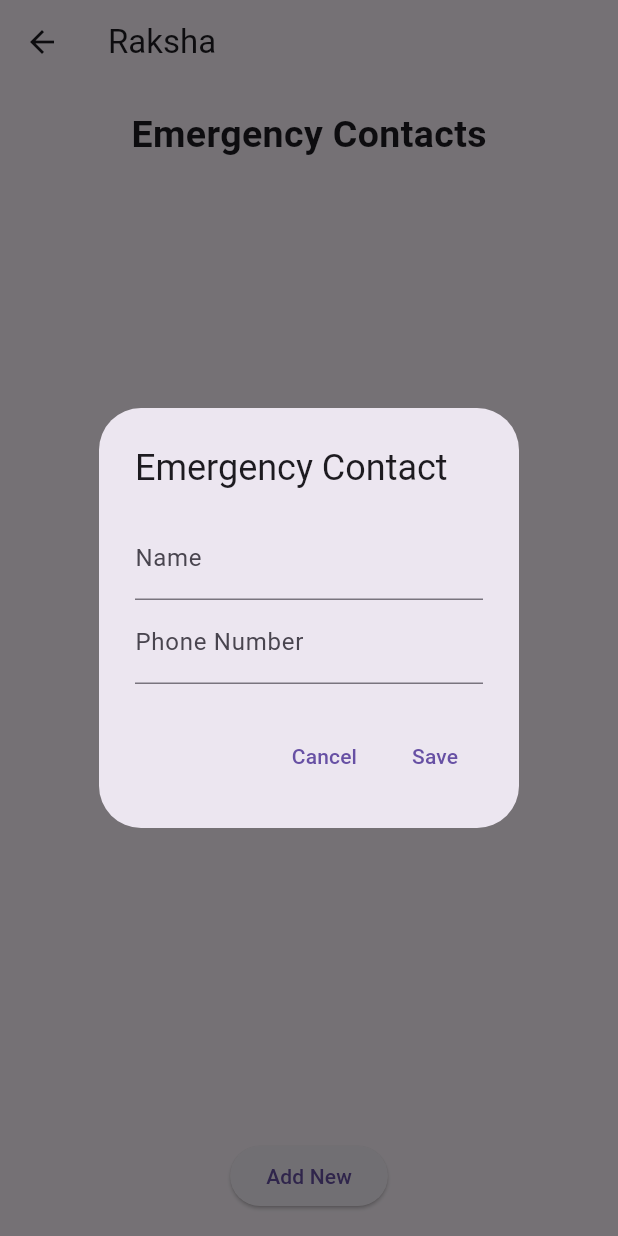
After one commit to TERRA2k5/Raksha, a Flutter app: the Contacts screen opened directly, after a tap on "Add New", on a phone screen of 412 x 824 dp. The commit adds this screen. Run offline on Flutter 3.47's test engine with Material 3 defaults, Android fonts, the phone set to English and light mode, and no system bars; our stand-ins replace firebase_auth, firebase_core, floor, fluttertoast, sqflite; accounts and stored records are empty; generated files the repository leaves out were written again.

Commit message:
Emergency contacts

```diff
--- /dev/null
+++ b/lib/Contacts.dart
@@ -0,0 +1,141 @@
+import 'package:Raksha/entity/Model.dart';
+import 'package:Raksha/repository/FloorRespository.dart';
+import 'package:flutter/cupertino.dart';
+import 'package:flutter/material.dart';
+import 'package:fluttertoast/fluttertoast.dart';
+
+class Contacts extends StatefulWidget {
+
+  @override
+  _ContactSatate createState() => _ContactSatate();
+}
+
+class _ContactSatate extends State<Contacts> {
+
+  final repository = FloorRepository();
+  List<EmergencyContact> contacts = [];
+
+  @override
+  void initState() {
+    super.initState();
+    _loadContacts();
+  }
+
+  Future<void> _loadContacts() async {
+    final fetchedContacts = await repository.getContacts();
+    if (fetchedContacts != null) {
+      setState(() {
+        contacts = fetchedContacts;
+      });
+    }
+  }
+
+  Future<void> _deleteContact(EmergencyContact contact) async {
+    await repository.deleteContact(contact.id);
+    _loadContacts();
+  }
+
+  Future<void> _addContact(String name, String phoneNumber) async {
+    await repository.insertContact(name, phoneNumber);
+    _loadContacts();
+  }
+
+
+  @override
+  Widget build(BuildContext context) {
+    return Scaffold(
+      appBar: AppBar(title: Text('Raksha'),),
+
+      body: Padding(padding: EdgeInsets.all(16),
+        child: Center(
+          child: Column(
+            children: [
+              const Text('Emergency Contacts',
+                style: TextStyle(fontWeight: FontWeight.bold, fontSize: 25),),
+             const SizedBox(height: 50),
+             Flexible(
+               fit: FlexFit.loose,
+               child: ListView.builder(
+               itemCount: contacts.length,
+               itemBuilder: (context, index) {
+                 final contact = contacts[index];
+                 return Card(
+                   child: ListTile(
+                     title: Text(contact.contactName , style: const TextStyle(fontSize: 20, fontWeight: FontWeight.bold),),
+                     subtitle: Text(contact.phoneNumber),
+                     trailing: IconButton(
+                       icon: Icon(Icons.delete, color: Colors.red[900]),
+                       onPressed: () {
+                         _deleteContact(contact);
+                       },
+                     ),
+                   ),
+                 );
+               },
+             ),),
+              const SizedBox(height: 30,),
+              ElevatedButton(onPressed: () {
+                _openDialogBox(context);
+                // Fluttertoast.showToast(msg: contacts[0].contactName.toString());
+              }, child: const Text('Add New'))
+            ],
+          ),
+        ),),
+    );
+  }
+
+  Future<void> _openDialogBox(BuildContext context) {
+    final TextEditingController nameController = TextEditingController();
+    final TextEditingController phoneController = TextEditingController();
+
+    return showDialog(context: context, builder: (context) {
+      return AlertDialog(title: const Text('Emergency Contact'),
+        content: Column(
+          mainAxisAlignment: MainAxisAlignment.center,
+          mainAxisSize: MainAxisSize.min,
+          children: [
+            TextField(
+              controller: nameController,
+              decoration: const InputDecoration(labelText: "Name"),
+            ),
+            TextField(
+              controller: phoneController,
+              decoration: const InputDecoration(labelText: "Phone Number"),
+              keyboardType: TextInputType.phone,
+            ),
+          ],
+        ),
+        actions: [
+          TextButton(
+            onPressed: () => Navigator.pop(context),
+            child: Text("Cancel"),
+          ),
+          TextButton(
+            onPressed: () {
+              final name = nameController.text;
+              final phone = phoneController.text;
+
+              if (name.isNotEmpty && phone.isNotEmpty) {
+                if(phone.length == 10){
+                  _addContact(name, phone);
+                  Navigator.pop(context);
+                }
+                else{
+                  ScaffoldMessenger.of(context).showSnackBar(
+                    const SnackBar(content: Text("Enter valid phone number.")),
+                  );
+                }
+              } else {
+                ScaffoldMessenger.of(context).showSnackBar(
+                  const SnackBar(content: Text("Please fill all fields")),
+                );
+              }
+            },
+            child: Text("Save"),
+          ),
+        ],
+      );
+    });
+  }
+
+}
--- a/lib/Details.dart
+++ b/lib/Details.dart
@@ -1,8 +1,9 @@
 import 'package:Raksha/HomePage.dart';
-import 'package:Raksha/entity/DetailsDatabase.dart';
-import 'package:Raksha/entity/PersonalDetails.dart';
+import 'package:Raksha/entity/Database.dart';
+import 'package:Raksha/entity/Model.dart';
 import 'package:Raksha/repository/FloorRespository.dart';
 import 'package:flutter/material.dart';
+import 'Contacts.dart';
 import 'services/firebase_auth.dart';
 
 class Details extends StatefulWidget {
@@ -160,9 +161,9 @@ class _DetailState extends State<Details> {
                     );
                   } else {
                     repository.insertPerson(name, age, dob, height, weight, address, allergies, medicalnotes, medicines, bloodgrp);
-                    Navigator.pushReplacement(
+                    Navigator.push(
                       context,
-                      MaterialPageRoute(builder: (context) => HomePage()),
+                      MaterialPageRoute(builder: (context) => Contacts()),
                     );
                   }
                 },
--- a/lib/HomePage.dart
+++ b/lib/HomePage.dart
@@ -1,4 +1,4 @@
-import 'package:Raksha/entity/PersonalDetails.dart';
+import 'package:Raksha/entity/Model.dart';
 import 'package:Raksha/repository/FloorRespository.dart';
 import 'package:firebase_auth/firebase_auth.dart';
 import 'package:flutter/material.dart';
--- a/lib/entity/PersonalDetails.dart
+++ b/lib/entity/Model.dart
@@ -11,3 +11,13 @@ class PersonalDetails {
 
   PersonalDetails(this.id, this.name , this.age , this.DOB , this.height, this.weight , this.address , this.allergies, this.medicalnotes, this.medicines, this.bloodgrp);
 }
+
+@Entity(tableName: 'EmergencyContacts')
+class EmergencyContact {
+  @PrimaryKey(autoGenerate: true)
+  final int? id;
+  final String contactName;
+  final String phoneNumber;
+
+  EmergencyContact(this.id, this.contactName, this.phoneNumber);
+}
--- a/lib/main.dart
+++ b/lib/main.dart
@@ -1,3 +1,4 @@
+import 'package:Raksha/Contacts.dart';
 import 'package:Raksha/Details.dart';
 import 'package:firebase_core/firebase_core.dart';
 import 'package:flutter/material.dart';
@@ -49,6 +50,7 @@ class AuthHandler extends StatelessWidget {
           return HomePage();
         }
         return const SignUp();
+        // return Contacts();
       },
     );
   }
--- a/lib/repository/FloorRespository.dart
+++ b/lib/repository/FloorRespository.dart
@@ -1,8 +1,8 @@
 import 'package:flutter/material.dart';
 import 'package:fluttertoast/fluttertoast.dart';
 
-import '../entity/DetailsDatabase.dart';
-import '../entity/PersonalDetails.dart';
+import '../entity/Database.dart';
+import '../entity/Model.dart';
 
 class FloorRepository{
 
@@ -25,7 +25,7 @@ class FloorRepository{
       await personDao.insertOrUpdateUser(person);
     }
     catch(e){
-      Fluttertoast.showToast(msg: 'Something went wrong');
+      Fluttertoast.showToast(msg: 'Saving Details Failed $e');
     }
   }
 
@@ -37,9 +37,49 @@ class FloorRepository{
       personData = await personDao.getUserDetails(1);  // Await the future
       return personData;
     } catch (e) {
-      Fluttertoast.showToast(msg: 'Something went wrong');
+      Fluttertoast.showToast(msg: 'Fetching Details Failed $e');
       return null;
     }
   }
 
+  Future<void> insertContact(
+      String name,
+      String phone
+      ) async {
+    try {
+      final database = await $FloorDetailsDatabase.databaseBuilder(
+          'app_database.db').build();
+      final contactDAO = database.emergencyContactsDao;
+      final contact = EmergencyContact(null, name, phone);
+      await contactDAO.insertEmergencyContact(contact);
+    }
+    catch (e) {
+      Fluttertoast.showToast(msg: 'Saving Contact Failed $e');
+    }
+  }
+
+  Future<List<EmergencyContact>?> getContacts() async {
+    final List<EmergencyContact>? contacts;
+    try {
+      final database = await $FloorDetailsDatabase.databaseBuilder('app_database.db').build();
+      final contactDAO = database.emergencyContactsDao;
+      contacts = await contactDAO.getAllEmergencyContacts();
+      return contacts;
+    } catch (e) {
+      Fluttertoast.showToast(msg: 'Fetching Details Failed $e');
+      return [];
+    }
+  }
+
+  Future<void> deleteContact(int? id) async {
+    try {
+      final database =
+      await $FloorDetailsDatabase.databaseBuilder('app_database.db').build();
+      final contactDao = database.emergencyContactsDao;
+
+      await contactDao.deleteContact(id!);
+    } catch (e) {
+      Fluttertoast.showToast(msg: 'Error deleting contact $e');
+    }
+  }
 }
```
Also changed, not shown: lib/entity/DAO.dart (added, +27 -0 lines), lib/entity/Database.dart (added, +15 -0 lines), lib/entity/DetailsDAO.dart (deleted, +0 -14 lines), lib/entity/DetailsDatabase.dart (deleted, +0 -14 lines), lib/entity/Database.g.dart.
